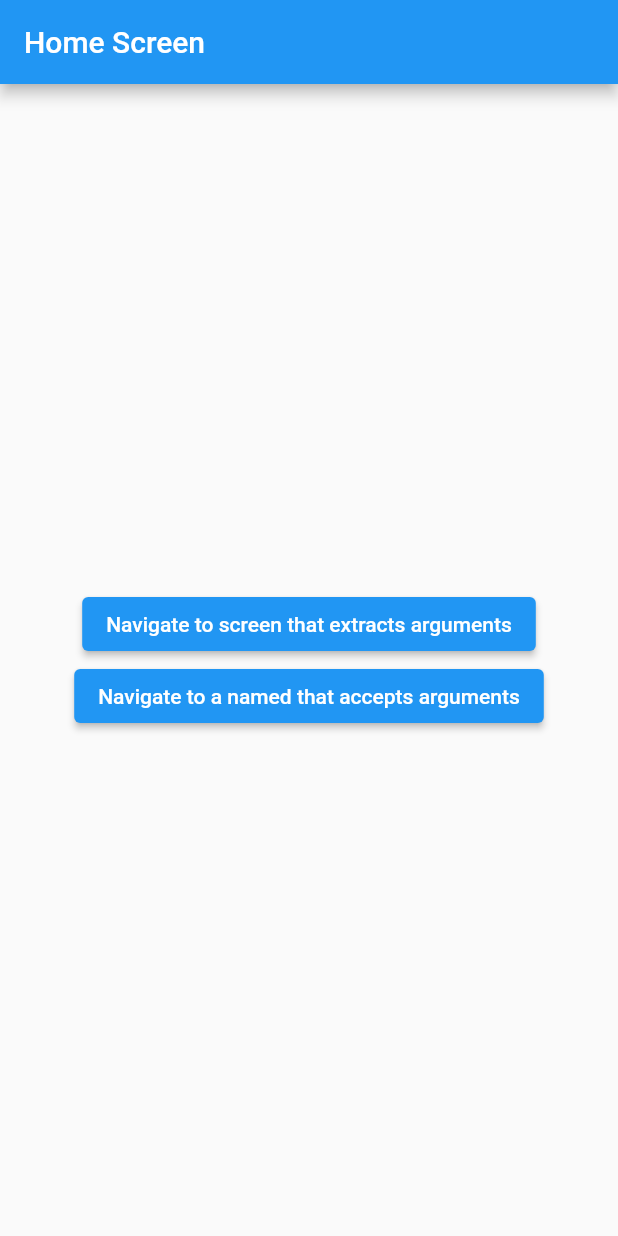
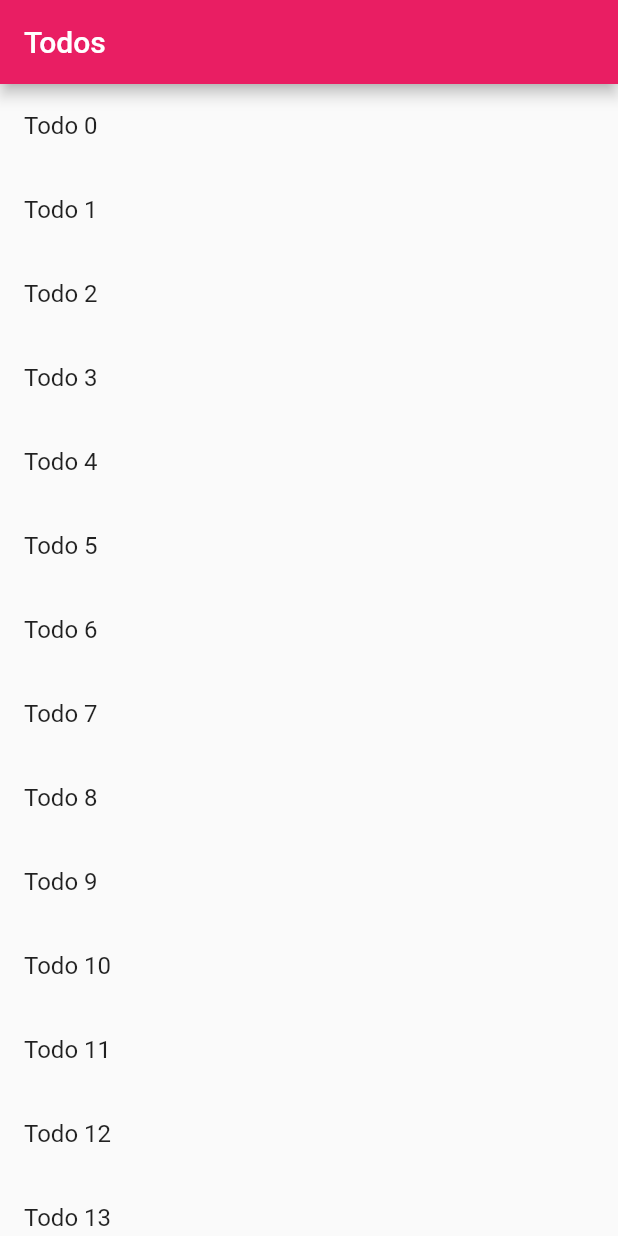
Before and after one commit to Edyl07/flutter_demo, a Flutter app: the screen it shows after launch, on a phone screen of 412 x 824 dp. Run offline on Flutter 3.47's test engine with Material 2 defaults, Android fonts, the phone set to English and light mode, and no system bars; our stand-ins replace get, get_storage, shared_preferences.

Commit message:
Navigation with data

```diff
--- a/lib/main.dart
+++ b/lib/main.dart
@@ -1,9 +1,10 @@
 //Packages
 import 'package:flutter/material.dart';
 // import 'package:flutter_demo/navigation/navigation_route_2.dart';
-import 'package:flutter_demo/navigation/navigation_with_arguments.dart';
-import 'package:flutter_demo/screens/home_screen.dart';
-import 'package:flutter_demo/screens/pass_arguments_screen.dart';
+// import 'package:flutter_demo/navigation/navigation_with_arguments.dart';
+import 'package:flutter_demo/navigation/navigation_with_data.dart';
+// import 'package:flutter_demo/screens/home_screen.dart';
+// import 'package:flutter_demo/screens/pass_arguments_screen.dart';
 // import 'package:flutter_demo/screens/first_screen.dart';
 // import 'package:flutter_demo/basic_widgets/fittedbox_widget.dart';
 // import 'package:flutter_demo/basic_widgets/constraints_exapmle.dart';
@@ -20,50 +21,67 @@ void main() {
 class MyApp extends StatelessWidget {
   const MyApp({Key? key}) : super(key: key);
 
-  // This widget is the root of your application.
   @override
   Widget build(BuildContext context) {
     return MaterialApp(
       title: 'Flutter Demo',
-      theme: ThemeData(
-        primarySwatch: Colors.blue,
-        // visualDensity: VisualDensity.adaptivePlatformDensity
-        // brightness: Brightness.light,
-      ),
-      initialRoute: '/',
-      routes: {
-        // '/': (context) => const FirstRoute(),
-        // '/second': (context) => const SecondRoute(),
-        ExtractArgumentScreen.routeName: (context) =>
-            const ExtractArgumentScreen()
-      },
-
-      onGenerateRoute: (settings) {
-        if (settings.name == PassArgumentsScreen.routeName) {
-          //Cast the arguments to the correct
-          //type: ScreenArguements
-          final args = settings.arguments as ScreenArguments;
-
-          //the, extract the required data from
-          //the arguments and pass the data to the
-          // correct screen
-          return MaterialPageRoute(builder: (context) {
-            return PassArgumentsScreen(
-                title: args.title, message: args.message);
-          });
-        }
-      },
-      // home: const MyHomePage());
-      // home: const MyImageWidget());
-      // home: const MyColumnWidget());
-      // home: const MyConstaintWidget());
-      // home: const MyFittedBoxWidget());
-      // home: const FirstScreen());
-      // home: const FirstRoute()
-      home: const HomeScreen(),
+      theme: ThemeData(primarySwatch: Colors.pink),
+      home: TodosScreen(
+          todos: List.generate(
+              20,
+              (i) => Todo('Todo $i',
+                  'A description of what needs to be done for Todo $i'))),
     );
   }
 }
+
+// class MyApp extends StatelessWidget {
+//   const MyApp({Key? key}) : super(key: key);
+
+//   // This widget is the root of your application.
+//   @override
+//   Widget build(BuildContext context) {
+//     return MaterialApp(
+//       title: 'Flutter Demo',
+//       theme: ThemeData(
+//         primarySwatch: Colors.blue,
+//         // visualDensity: VisualDensity.adaptivePlatformDensity
+//         // brightness: Brightness.light,
+//       ),
+//       initialRoute: '/',
+//       routes: {
+//         // '/': (context) => const FirstRoute(),
+//         // '/second': (context) => const SecondRoute(),
+//         ExtractArgumentScreen.routeName: (context) =>
+//             const ExtractArgumentScreen()
+//       },
+
+//       onGenerateRoute: (settings) {
+//         if (settings.name == PassArgumentsScreen.routeName) {
+//           //Cast the arguments to the correct
+//           //type: ScreenArguements
+//           final args = settings.arguments as ScreenArguments;
+
+//           //the, extract the required data from
+//           //the arguments and pass the data to the
+//           // correct screen
+//           return MaterialPageRoute(builder: (context) {
+//             return PassArgumentsScreen(
+//                 title: args.title, message: args.message);
+//           });
+//         }
+//       },
+//       // home: const MyHomePage());
+//       // home: const MyImageWidget());
+//       // home: const MyColumnWidget());
+//       // home: const MyConstaintWidget());
+//       // home: const MyFittedBoxWidget());
+//       // home: const FirstScreen());
+//       // home: const FirstRoute()
+//       home: const HomeScreen(),
+//     );
+//   }
+// }
 
 // class MyHomePage extends StatelessWidget {
 //   const MyHomePage({Key? key}) : super(key: key);
--- /dev/null
+++ b/lib/navigation/navigation_with_data.dart
@@ -0,0 +1,43 @@
+import 'package:flutter/material.dart';
+import 'package:flutter_demo/screens/details_screen.dart';
+
+class Todo {
+
+  final String title;
+  final String description;
+
+   Todo(this.title, this.description);
+}
+
+
+
+class TodosScreen extends StatelessWidget {
+
+  const TodosScreen({ Key? key, required this.todos }) : super(key: key);
+
+  final List<Todo> todos;
+
+  @override
+  Widget build(BuildContext context) {
+    return Scaffold(
+      appBar: AppBar(
+        title: const Text("Todos"),
+      ),
+      body: ListView.builder(itemCount: todos.length,
+        itemBuilder: (context, index) {
+          return ListTile(
+            title: Text(todos[index].title),
+            onTap: (){
+              Navigator.push(context,
+              //  MaterialPageRoute(builder: (context) => DetailsScreen(todo: todos[index])));
+               MaterialPageRoute(builder: (context) => const DetailsScreen(),
+               settings: RouteSettings(
+                 arguments: todos[index]
+               )
+               ));
+            },
+          );
+        }),
+    );
+  }
+}
--- /dev/null
+++ b/lib/screens/details_screen.dart
@@ -0,0 +1,22 @@
+import 'package:flutter/material.dart';
+import 'package:flutter_demo/navigation/navigation_with_data.dart';
+
+class DetailsScreen extends StatelessWidget {
+  // const DetailsScreen({ Key? key, required this.todo }) : super(key: key);
+  const DetailsScreen({ Key? key }) : super(key: key);
+
+  // final Todo todo;
+
+  @override
+  Widget build(BuildContext context) {
+  final todo = ModalRoute.of(context)!.settings.arguments as Todo;
+    return Scaffold(
+      appBar: AppBar(
+        title: Text(todo.title),
+      ),
+      body:  Padding(padding: const EdgeInsets.all(16.0),
+      child: Text(todo.description),
+      ),
+    );
+  }
+}
```
